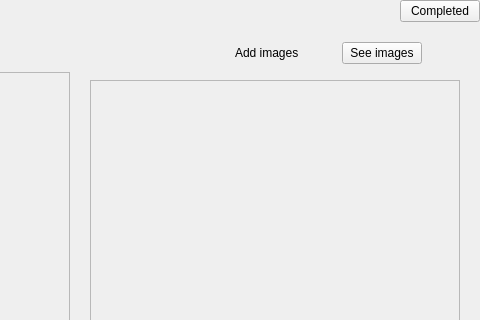
This is skin application/skinApplication/src/views/ui/ui_upsert_skin_lesion.ui in AgustinCartaya/SkinApplication as Qt 5 draws it before an edit; both pictures show x 720 to 1200 and y 0 to 320 of the 1200 by 800 pixel window. The edited form follows.
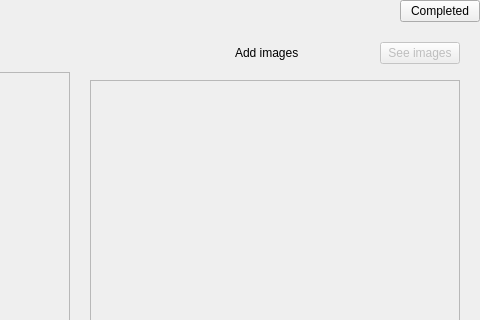
This is the edited form. Custom widgets are drawn as their Qt base class.

Diff of the .ui file:
```diff
--- a/skin application/skinApplication/src/views/ui/ui_upsert_skin_lesion.ui
+++ b/skin application/skinApplication/src/views/ui/ui_upsert_skin_lesion.ui
@@ -210,8 +210,11 @@
                </property>
               </widget>
              </item>
-             <item alignment="Qt::AlignLeft">
+             <item alignment="Qt::AlignRight">
               <widget class="Button" name="bt_see_images">
+               <property name="enabled">
+                <bool>false</bool>
+               </property>
                <property name="text">
                 <string>See images</string>
                </property>
```
Left out of the diff: 4 changed lines with no effect on the pictures.
